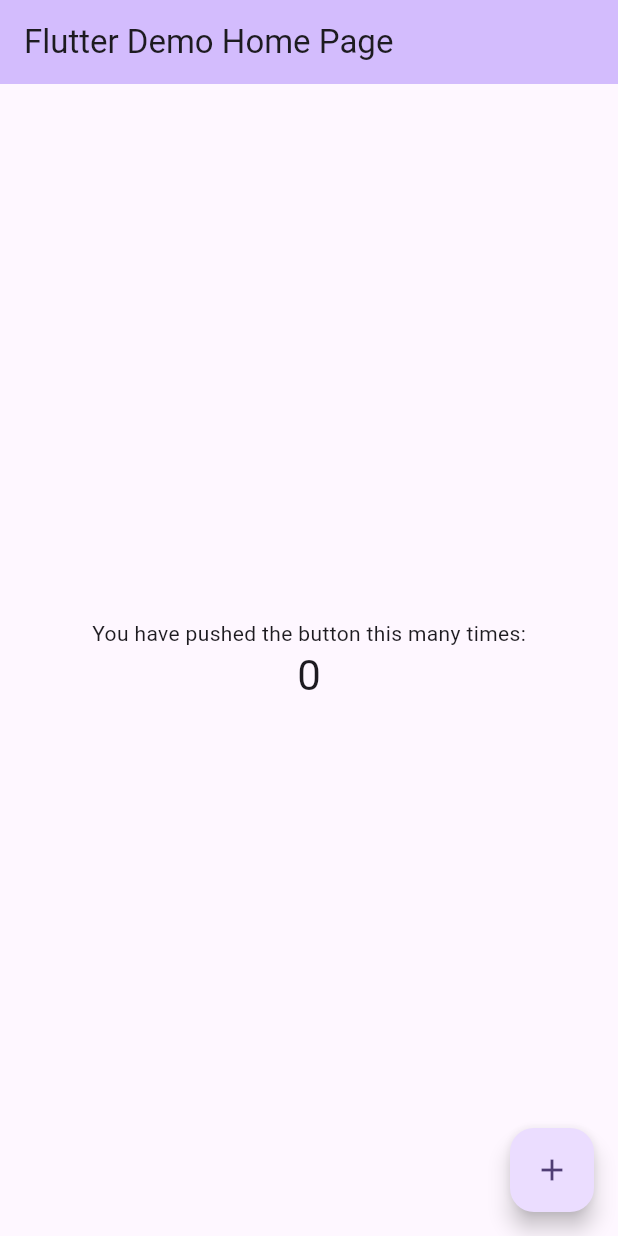
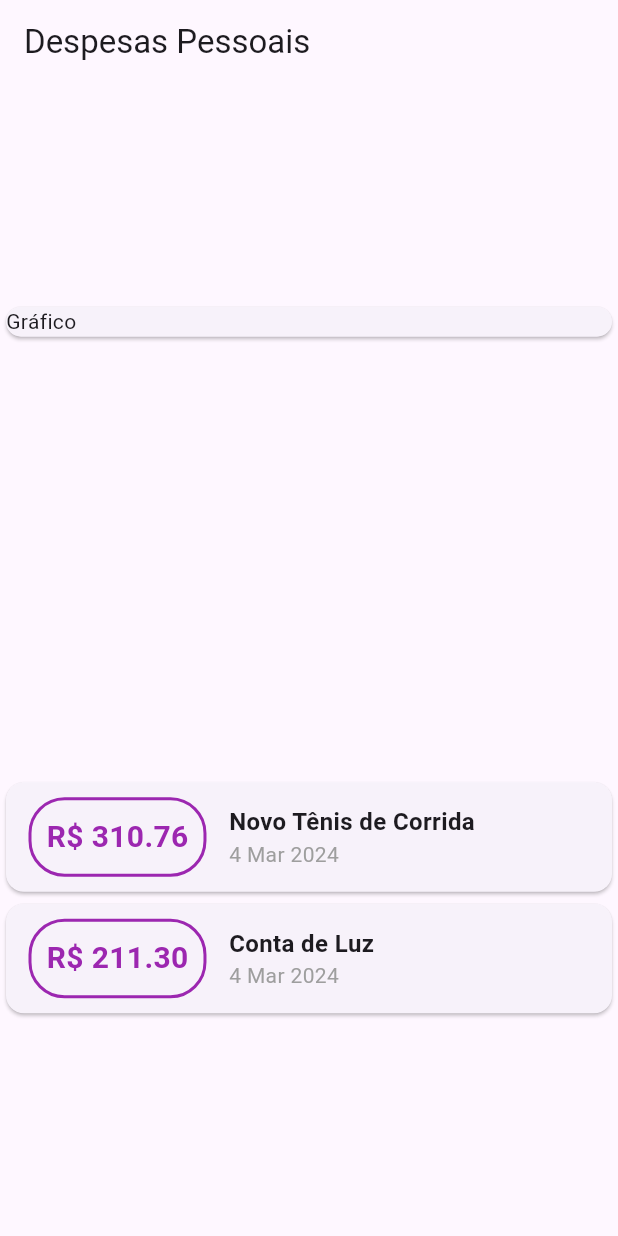
Before and after one commit to GuhSoares/expenses, a Flutter app: the screen it shows after launch, on a phone screen of 412 x 824 dp. Run offline on Flutter 3.47's test engine with Material 3 defaults, Android fonts, the phone set to English and light mode, and no system bars.

Commit message:
refactor: iniciada tela MyHomePage

```diff
--- a/lib/main.dart
+++ b/lib/main.dart
@@ -1,125 +1,104 @@
+import 'package:expenses/models/transaction.dart';
 import 'package:flutter/material.dart';
+import 'package:intl/intl.dart';
 
 void main() {
-  runApp(const MyApp());
+  runApp(const ExpensesApp());
 }
 
-class MyApp extends StatelessWidget {
-  const MyApp({super.key});
+class ExpensesApp extends StatelessWidget {
+  const ExpensesApp({super.key});
 
-  // This widget is the root of your application.
   @override
   Widget build(BuildContext context) {
     return MaterialApp(
-      title: 'Flutter Demo',
-      theme: ThemeData(
-        // This is the theme of your application.
-        //
-        // TRY THIS: Try running your application with "flutter run". You'll see
-        // the application has a purple toolbar. Then, without quitting the app,
-        // try changing the seedColor in the colorScheme below to Colors.green
-        // and then invoke "hot reload" (save your changes or press the "hot
-        // reload" button in a Flutter-supported IDE, or press "r" if you used
-        // the command line to start the app).
-        //
-        // Notice that the counter didn't reset back to zero; the application
-        // state is not lost during the reload. To reset the state, use hot
-        // restart instead.
-        //
-        // This works for code too, not just values: Most code changes can be
-        // tested with just a hot reload.
-        colorScheme: ColorScheme.fromSeed(seedColor: Colors.deepPurple),
-        useMaterial3: true,
-      ),
-      home: const MyHomePage(title: 'Flutter Demo Home Page'),
+      home: MyHomePage(),
     );
   }
 }
 
-class MyHomePage extends StatefulWidget {
-  const MyHomePage({super.key, required this.title});
+class MyHomePage extends StatelessWidget {
+  MyHomePage({super.key});
 
-  // This widget is the home page of your application. It is stateful, meaning
-  // that it has a State object (defined below) that contains fields that affect
-  // how it looks.
-
-  // This class is the configuration for the state. It holds the values (in this
-  // case the title) provided by the parent (in this case the App widget) and
-  // used by the build method of the State. Fields in a Widget subclass are
-  // always marked "final".
-
-  final String title;
-
-  @override
-  State<MyHomePage> createState() => _MyHomePageState();
-}
-
-class _MyHomePageState extends State<MyHomePage> {
-  int _counter = 0;
-
-  void _incrementCounter() {
-    setState(() {
-      // This call to setState tells the Flutter framework that something has
-      // changed in this State, which causes it to rerun the build method below
-      // so that the display can reflect the updated values. If we changed
-      // _counter without calling setState(), then the build method would not be
-      // called again, and so nothing would appear to happen.
-      _counter++;
-    });
-  }
+  final _transactions = [
+    Transaction(
+        id: 't1',
+        title: 'Novo Tênis de Corrida',
+        value: 310.76,
+        date: DateTime.now()),
+    Transaction(
+      id: 't2',
+      title: 'Conta de Luz',
+      value: 211.30,
+      date: DateTime.now(),
+    ),
+  ];
 
   @override
   Widget build(BuildContext context) {
-    // This method is rerun every time setState is called, for instance as done
-    // by the _incrementCounter method above.
-    //
-    // The Flutter framework has been optimized to make rerunning build methods
-    // fast, so that you can just rebuild anything that needs updating rather
-    // than having to individually change instances of widgets.
     return Scaffold(
       appBar: AppBar(
-        // TRY THIS: Try changing the color here to a specific color (to
-        // Colors.amber, perhaps?) and trigger a hot reload to see the AppBar
-        // change color while the other colors stay the same.
-        backgroundColor: Theme.of(context).colorScheme.inversePrimary,
-        // Here we take the value from the MyHomePage object that was created by
-        // the App.build method, and use it to set our appbar title.
-        title: Text(widget.title),
+        title: const Text('Despesas Pessoais'),
       ),
-      body: Center(
-        // Center is a layout widget. It takes a single child and positions it
-        // in the middle of the parent.
-        child: Column(
-          // Column is also a layout widget. It takes a list of children and
-          // arranges them vertically. By default, it sizes itself to fit its
-          // children horizontally, and tries to be as tall as its parent.
-          //
-          // Column has various properties to control how it sizes itself and
-          // how it positions its children. Here we use mainAxisAlignment to
-          // center the children vertically; the main axis here is the vertical
-          // axis because Columns are vertical (the cross axis would be
-          // horizontal).
-          //
-          // TRY THIS: Invoke "debug painting" (choose the "Toggle Debug Paint"
-          // action in the IDE, or press "p" in the console), to see the
-          // wireframe for each widget.
-          mainAxisAlignment: MainAxisAlignment.center,
-          children: <Widget>[
-            const Text(
-              'You have pushed the button this many times:',
+      body: Column(
+        mainAxisAlignment: MainAxisAlignment.spaceAround,
+        crossAxisAlignment: CrossAxisAlignment.stretch,
+        children: <Widget>[
+          Container(
+            width: double.infinity,
+            child: const Card(
+              child: Text('Gráfico'),
             ),
-            Text(
-              '$_counter',
-              style: Theme.of(context).textTheme.headlineMedium,
-            ),
-          ],
-        ),
+          ),
+          Column(
+              children: _transactions.map((tr) {
+            return Card(
+              child: Row(
+                children: <Widget>[
+                  Container(
+                    margin: const EdgeInsets.symmetric(
+                        horizontal: 15, vertical: 10),
+                    decoration: BoxDecoration(
+                      border: Border.all(
+                        color: Colors.purple,
+                        width: 2,
+                      ),
+                      borderRadius: BorderRadius.circular(24),
+                    ),
+                    padding: const EdgeInsets.all(10),
+                    child: Text(
+                      'R\$ ${tr.value.toStringAsFixed(2)}',
+                      style: const TextStyle(
+                        fontWeight: FontWeight.bold,
+                        fontSize: 20,
+                        color: Colors.purple,
+                      ),
+                    ),
+                  ),
+                  Column(
+                    crossAxisAlignment: CrossAxisAlignment.start,
+                    children: <Widget>[
+                      Text(
+                        tr.title,
+                        style: const TextStyle(
+                          fontSize: 16,
+                          fontWeight: FontWeight.bold,
+                        ),
+                      ),
+                      Text(
+                        DateFormat('d MMM y').format(tr.date),
+                        style: const TextStyle(
+                          color: Colors.grey,
+                        ),
+                      ),
+                    ],
+                  ),
+                ],
+              ),
+            );
+          }).toList())
+        ],
       ),
-      floatingActionButton: FloatingActionButton(
-        onPressed: _incrementCounter,
-        tooltip: 'Increment',
-        child: const Icon(Icons.add),
-      ), // This trailing comma makes auto-formatting nicer for build methods.
     );
   }
 }
```
